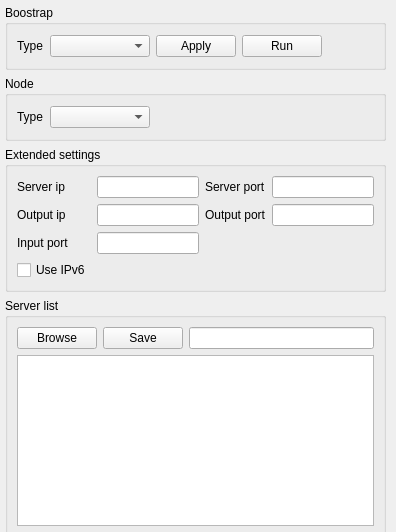
CREDITSCOM/configurator, file src/ui/configurator.ui: the form before one commit.
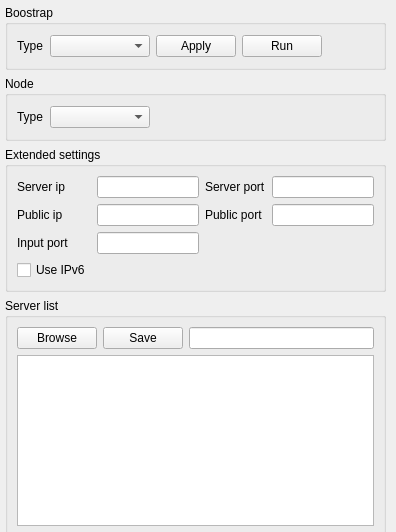
The form after the commit.

Commit message: Config param fixes.

Patch:
```diff
--- a/src/ui/configurator.ui
+++ b/src/ui/configurator.ui
@@ -207,7 +207,7 @@
          <item row="1" column="2">
           <widget class="QLabel" name="outputPortLabel">
            <property name="text">
-            <string>Output port</string>
+            <string>Public port</string>
            </property>
           </widget>
          </item>
@@ -221,7 +221,7 @@
          <item row="1" column="0">
           <widget class="QLabel" name="outputIpLabel">
            <property name="text">
-            <string>Output ip</string>
+            <string>Public ip</string>
            </property>
           </widget>
          </item>
```
The commit also changes 2 other files.
